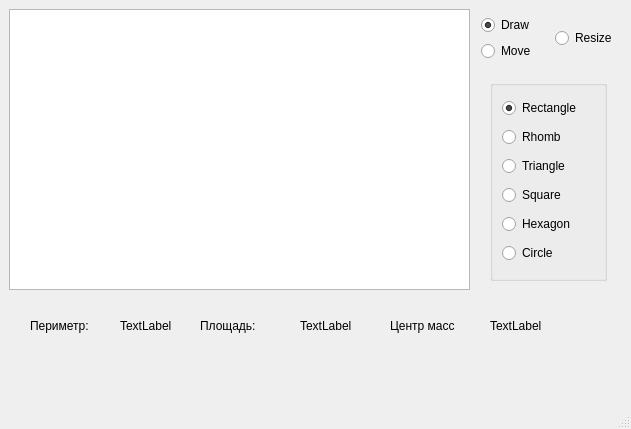
Above: mainwindow.ui from Kioma-dt/Paint before the change. Below: the same form after it.
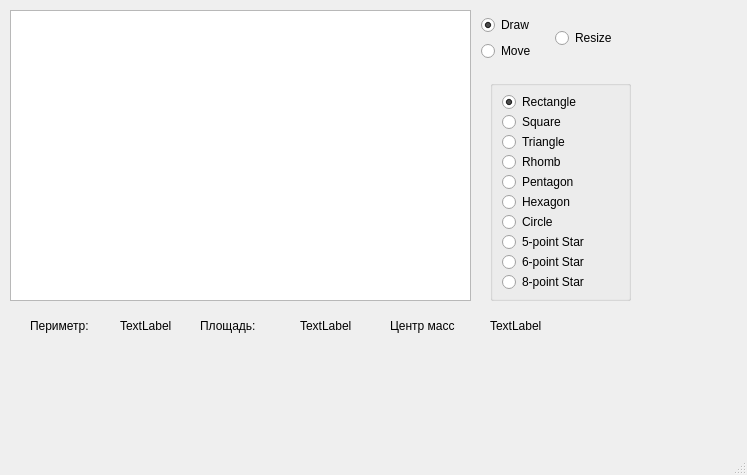
That is the form after the change.

What changed in the file:
```diff
--- a/mainwindow.ui
+++ b/mainwindow.ui
@@ -6,8 +6,8 @@
    <rect>
     <x>0</x>
     <y>0</y>
-    <width>631</width>
-    <height>429</height>
+    <width>747</width>
+    <height>475</height>
    </rect>
   </property>
   <property name="windowTitle">
@@ -17,10 +17,10 @@
    <widget class="QGraphicsView" name="graphicsView">
     <property name="geometry">
      <rect>
-      <x>9</x>
-      <y>9</y>
+      <x>10</x>
+      <y>10</y>
       <width>461</width>
-      <height>281</height>
+      <height>291</height>
      </rect>
     </property>
    </widget>
@@ -29,8 +29,8 @@
      <rect>
       <x>490</x>
       <y>80</y>
-      <width>117</width>
-      <height>201</height>
+      <width>141</width>
+      <height>221</height>
      </rect>
     </property>
     <property name="autoFillBackground">
@@ -47,20 +47,6 @@
        </property>
       </widget>
      </item>
-     <item>
-      <widget class="QRadioButton" name="radioButtonRhomb">
-       <property name="text">
-        <string>Rhomb</string>
-       </property>
-      </widget>
-     </item>
-     <item>
-      <widget class="QRadioButton" name="radioButtonTriangle">
-       <property name="text">
-        <string>Triangle</string>
-       </property>
-      </widget>
-     </item>
      <item>
       <widget class="QRadioButton" name="radioButtonSquare">
        <property name="text">
@@ -68,6 +54,27 @@
        </property>
       </widget>
      </item>
+     <item>
+      <widget class="QRadioButton" name="radioButtonTriangle">
+       <property name="text">
+        <string>Triangle</string>
+       </property>
+      </widget>
+     </item>
+     <item>
+      <widget class="QRadioButton" name="radioButtonRhomb">
+       <property name="text">
+        <string>Rhomb</string>
+       </property>
+      </widget>
+     </item>
+     <item>
+      <widget class="QRadioButton" name="radioButtonPentagon">
+       <property name="text">
+        <string>Pentagon</string>
+       </property>
+      </widget>
+     </item>
      <item>
       <widget class="QRadioButton" name="radioButtonHexagon">
        <property name="text">
@@ -82,6 +89,27 @@
        </property>
       </widget>
      </item>
+     <item>
+      <widget class="QRadioButton" name="radioButtonFiveStar">
+       <property name="text">
+        <string>5-point Star</string>
+       </property>
+      </widget>
+     </item>
+     <item>
+      <widget class="QRadioButton" name="radioButtonSixStar">
+       <property name="text">
+        <string>6-point Star</string>
+       </property>
+      </widget>
+     </item>
+     <item>
+      <widget class="QRadioButton" name="radioButtonEightStar">
+       <property name="text">
+        <string>8-point Star</string>
+       </property>
+      </widget>
+     </item>
     </layout>
    </widget>
    <widget class="QLabel" name="label">
@@ -162,7 +190,7 @@
      <string>TextLabel</string>
     </property>
    </widget>
-   <widget class="QWidget" name="">
+   <widget class="QWidget" name="layoutWidget">
     <property name="geometry">
      <rect>
       <x>481</x>
```
Left out of the diff: 2 changed lines with no effect on the pictures.
